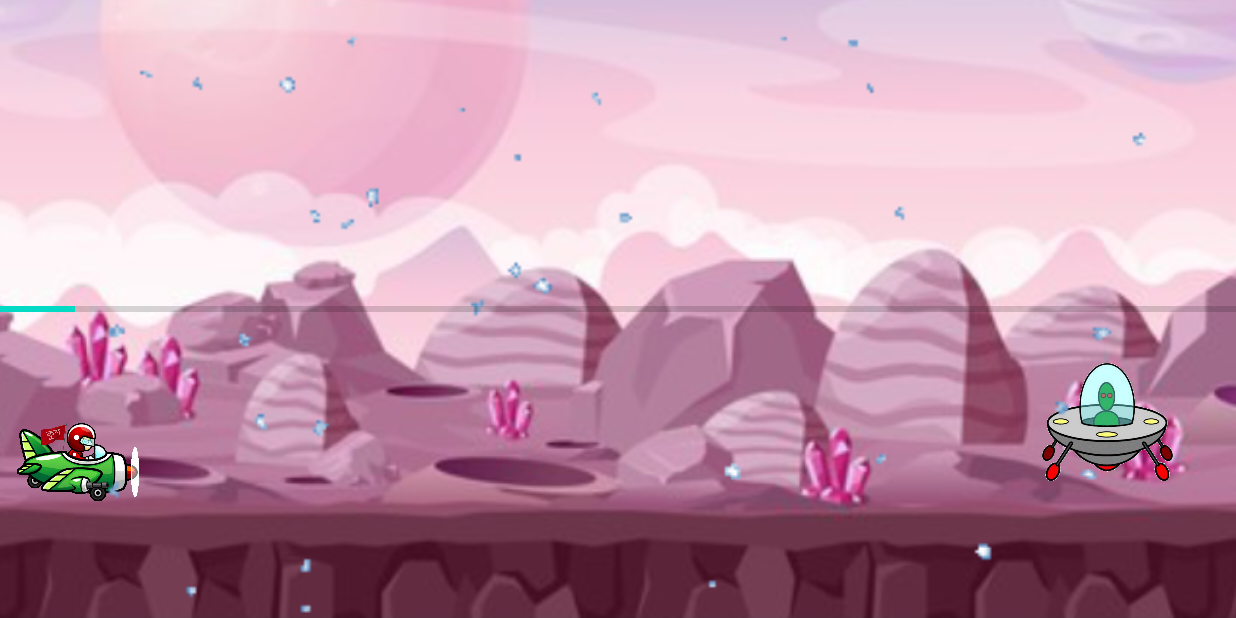
After one commit to kowshiqueroy/Works, an Android app: the GameStarts screen opened directly, with no data from a screen before it, on a phone screen of 824 x 412 dp (held sideways). The commit adds this screen. Run offline under Robolectric (Android 15) with nearby library versions, the phone set to English and light mode, and no system bars.

Commit message:
jadu complete

```diff
--- /dev/null
+++ b/Android/Jadu/app/src/main/java/com/example/jadu/GameStarts.java
@@ -0,0 +1,77 @@
+package com.example.jadu;
+
+import static java.lang.Thread.sleep;
+
+import androidx.appcompat.app.AppCompatActivity;
+
+import android.content.Intent;
+import android.os.Bundle;
+import android.view.WindowManager;
+import android.widget.ProgressBar;
+import android.widget.TextView;
+
+import java.util.Timer;
+import java.util.TimerTask;
+
+public class GameStarts extends AppCompatActivity {
+    private TextView play;
+    Timer timer;
+
+
+
+    ProgressBar pb;
+int count=0;
+
+
+    @Override
+protected void onCreate(Bundle savedInstanceState) {
+        super.onCreate(savedInstanceState);
+
+
+        getWindow().setFlags(WindowManager.LayoutParams.FLAG_FULLSCREEN,
+                WindowManager.LayoutParams.FLAG_FULLSCREEN);
+        setContentView(R.layout.activity_game_starts);
+
+
+        play= (TextView) findViewById(R.id.play);
+        play.setVisibility(findViewById(R.id.play).INVISIBLE);
+
+pb= (ProgressBar) findViewById(R.id.progressBar);
+        timer = new Timer();
+Timer t = new Timer();
+TimerTask tt = new TimerTask() {
+    @Override
+    public void run() {
+        count++;
+        pb.setProgress(count);
+    }
+};
+
+t.schedule(tt,0,30);
+
+
+        timer.schedule(new TimerTask() {
+            @Override
+            public void run() {
+
+
+
+
+                startActivity(new Intent(GameStarts.this, GameActivity.class));
+
+                //Intent intent= new Intent(GameStarts.this, GameActivity.class);
+                finish();
+            }
+        }, 3000);
+
+
+
+
+
+
+
+
+
+
+    }
+}
--- a/Android/Jadu/app/src/main/java/com/example/jadu/GameView.java
+++ b/Android/Jadu/app/src/main/java/com/example/jadu/GameView.java
@@ -229,8 +229,8 @@ public class GameView extends SurfaceView implements Runnable {
         try {
 
 
-            Thread.sleep(3000);
-            activity.startActivity(new Intent(activity, MainActivity.class));
+            Thread.sleep(1000);
+            activity.startActivity(new Intent(activity, GameOver.class));
             activity.finish();
         } catch (InterruptedException e) {
             e.printStackTrace();
--- /dev/null
+++ b/Android/Jadu/app/src/main/res/layout/activity_game_starts.xml
@@ -0,0 +1,61 @@
+<?xml version="1.0" encoding="utf-8"?>
+<RelativeLayout xmlns:android="http://schemas.android.com/apk/res/android"
+    xmlns:app="http://schemas.android.com/apk/res-auto"
+    xmlns:tools="http://schemas.android.com/tools"
+    android:layout_width="match_parent"
+    android:layout_height="match_parent"
+    tools:context=".MainActivity">
+
+    <ImageView
+        android:layout_width="match_parent"
+        android:layout_height="match_parent"
+
+        android:layout_marginTop="-89dp"
+
+        android:scaleType="centerCrop"
+        android:src="@drawable/background" />
+
+    <pl.droidsonroids.gif.GifImageView
+        android:layout_width="104dp"
+        android:layout_height="56dp"
+        android:layout_above="@+id/play"
+        android:layout_marginBottom="8dp"
+        android:src="@drawable/fly" />
+
+    <pl.droidsonroids.gif.GifImageView
+        android:layout_width="156dp"
+        android:layout_height="105dp"
+        android:layout_above="@+id/play"
+        android:layout_alignParentEnd="true"
+        android:layout_marginEnd="11dp"
+        android:layout_marginBottom="2dp"
+        android:src="@drawable/alien" />
+
+    <pl.droidsonroids.gif.GifImageView
+        android:layout_width="match_parent"
+        android:layout_height="match_parent"
+        android:src="@drawable/snow" />
+
+
+    <TextView
+        android:id="@+id/play"
+        android:layout_width="wrap_content"
+        android:layout_height="wrap_content"
+        android:layout_alignParentStart="true"
+        android:layout_alignParentBottom="true"
+        android:layout_marginStart="22dp"
+        android:layout_marginBottom="31dp"
+        android:text="Play >"
+        android:textSize="25sp" />
+
+    <ProgressBar
+        android:id="@+id/progressBar"
+        style="?android:attr/progressBarStyleHorizontal"
+        android:layout_width="match_parent"
+        android:layout_height="wrap_content"
+        android:layout_centerInParent="true"
+
+        />
+
+
+</RelativeLayout>
```
Also changed, not shown: Android/Jadu/app/src/main/AndroidManifest.xml (+14 -4 lines), Android/Jadu/app/src/main/java/com/example/jadu/GameOver.java (added, +52 -0 lines), Android/Jadu/app/src/main/java/com/example/jadu/MainActivity.java (+6 -1 lines), Android/Jadu/app/src/main/res/layout/activity_game_over.xml (added, +59 -0 lines).
